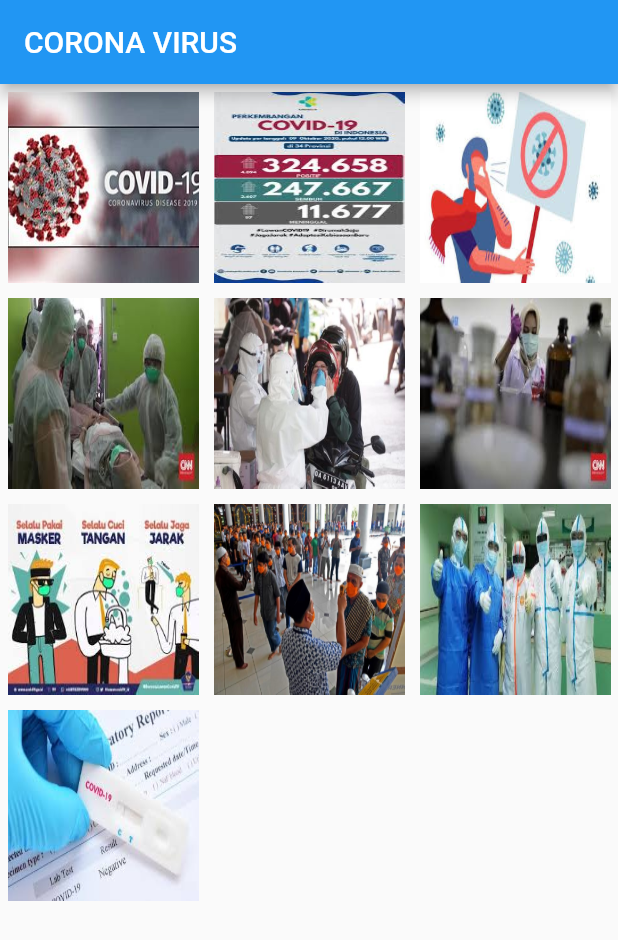
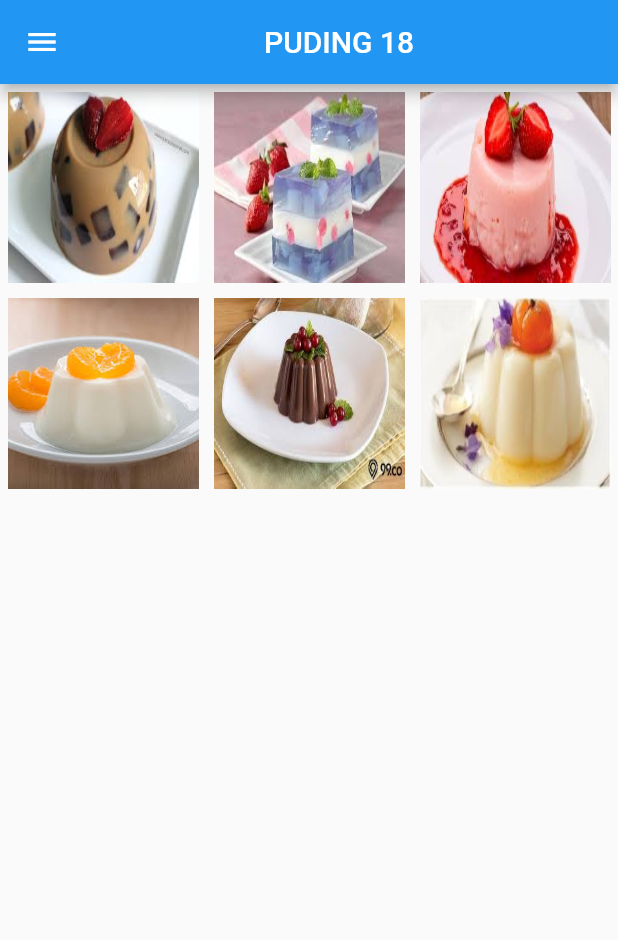
Before and after one commit to athasyaNH/TUGAS-PA-ARY, a Flutter app: the screen it shows after launch, on a phone screen of 412 x 824 dp. Shown: the top 940 px of the screen. Run offline on Flutter 3.47's test engine with Material 2 defaults, Android fonts, the phone set to English and light mode, and no system bars.

Commit message:
Add files via upload

```diff
--- a/lib/Home.dart
+++ b/lib/Home.dart
@@ -15,17 +15,33 @@ class HomeState extends State<Home> {
     '04',
     '05',
     '06',
-    '07',
-    '08',
-    '09',
-    '10'
+
   ];
 
   @override
   Widget build(BuildContext context) {
     return Scaffold(
       appBar: AppBar(
-        title: Text('CORONA VIRUS'),
+        title: Text('PUDING 18'),
+          titleSpacing: 120.0,
+      ),
+      drawer: Drawer(
+        child: ListView(
+          children: <Widget>[
+            ListTile(
+              title: Text('login'),
+              leading: IconButton(
+                icon:Icon(Icons.input)
+              ),
+            ),
+            ListTile(
+              title: Text('Singup'),
+              leading: IconButton(
+                icon:Icon(Icons.supervised_user_circle)
+              ),
+            )
+          ]
+        ),
       ),
       body: GridView.count(
         crossAxisCount: 3,
--- a/pubspec.yaml
+++ b/pubspec.yaml
@@ -48,10 +48,7 @@ flutter:
     - images/04.jpg
     - images/05.jpg
     - images/06.jpg
-    - images/07.jpg
-    - images/08.jpg
-    - images/09.jpg
-    - images/10.jpg
+
   #  - images/a_dot_burr.jpeg
   #  - images/a_dot_ham.jpeg
 
```
Also changed, not shown: lib/ContentPage.dart (+17 -24 lines), images/01.jpg, images/02.jpg, images/03.jpg, images/04.jpg, images/05.jpg, images/06.jpg, 1 other file.
